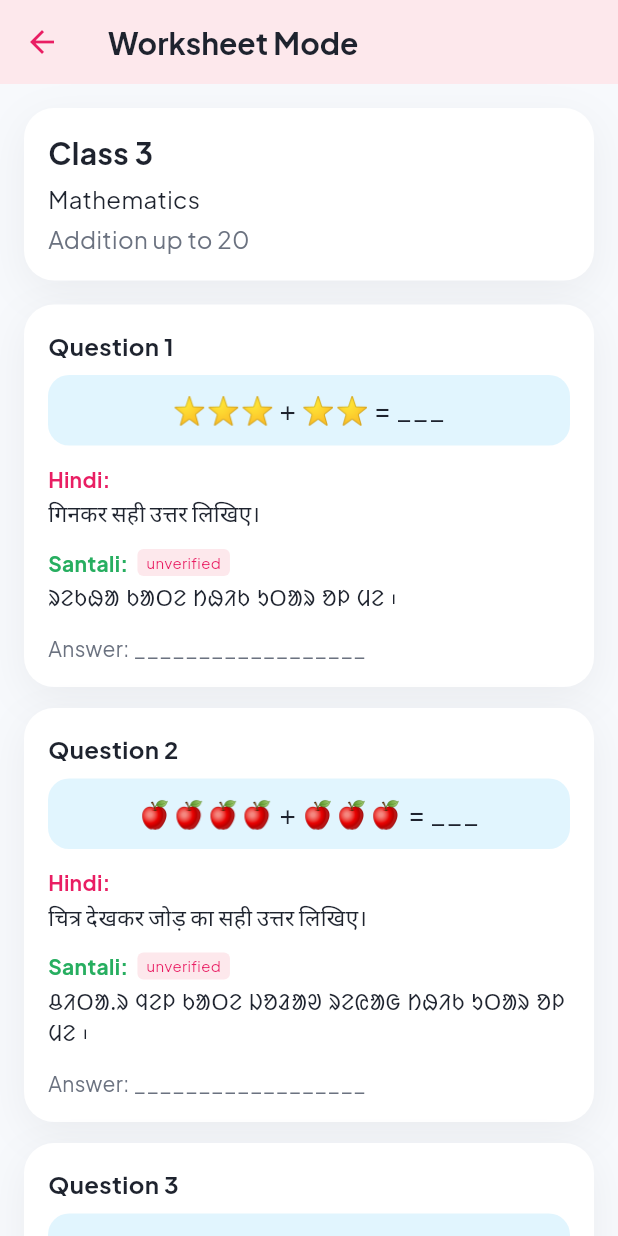
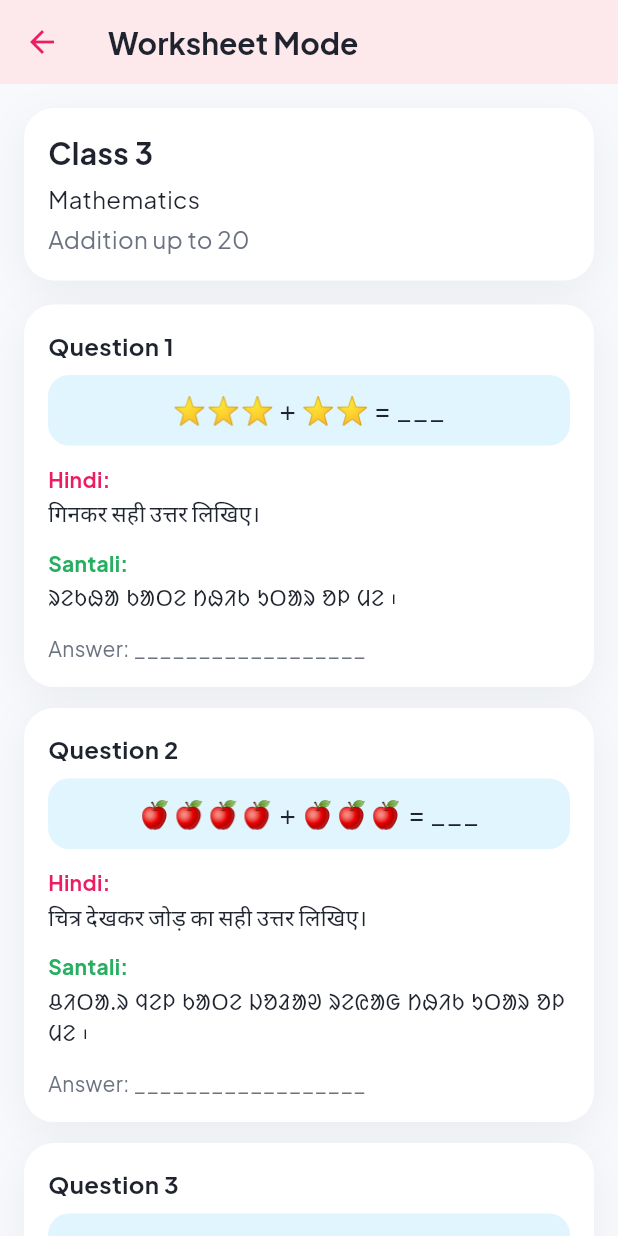
Before and after one commit to Muzammil757/anvaya_app, a Flutter app: the WorksheetScreen screen opened directly, on a phone screen of 412 x 824 dp. Run offline on Flutter 3.47's test engine with Material 3 defaults, Android fonts, the phone set to English and light mode, and no system bars; our stand-ins replace audioplayers, google_fonts, pdf, printing.

Commit message:
fix(worksheet): remove unverified badge chip from question display
Co-Authored-By: Claude Sonnet 5 <noreply@anthropic.com>
Claude-Session: https://claude.ai/code/session_01YMzzte3kQWKVgcuXE9GK3a

```diff
--- a/lib/screens/worksheet_screen.dart
+++ b/lib/screens/worksheet_screen.dart
@@ -424,28 +424,9 @@ class _WorksheetScreenState extends State<WorksheetScreen> {
           ),
           const SizedBox(height: 12),
 
-          Row(
-            children: [
-              const Text(
-                'Santali:',
-                style: TextStyle(fontWeight: FontWeight.bold, color: AppTheme.mintAccent),
-              ),
-              if (!q.santaliVerified) ...[
-                const SizedBox(width: 6),
-                Container(
-                  padding:
-                      const EdgeInsets.symmetric(horizontal: 6, vertical: 2),
-                  decoration: BoxDecoration(
-                    color: AppTheme.roseContainer,
-                    borderRadius: BorderRadius.circular(4),
-                  ),
-                  child: const Text(
-                    'unverified',
-                    style: TextStyle(fontSize: 10, color: AppTheme.roseAccent),
-                  ),
-                ),
-              ],
-            ],
+          const Text(
+            'Santali:',
+            style: TextStyle(fontWeight: FontWeight.bold, color: AppTheme.mintAccent),
           ),
           const SizedBox(height: 2),
           Text(
```
